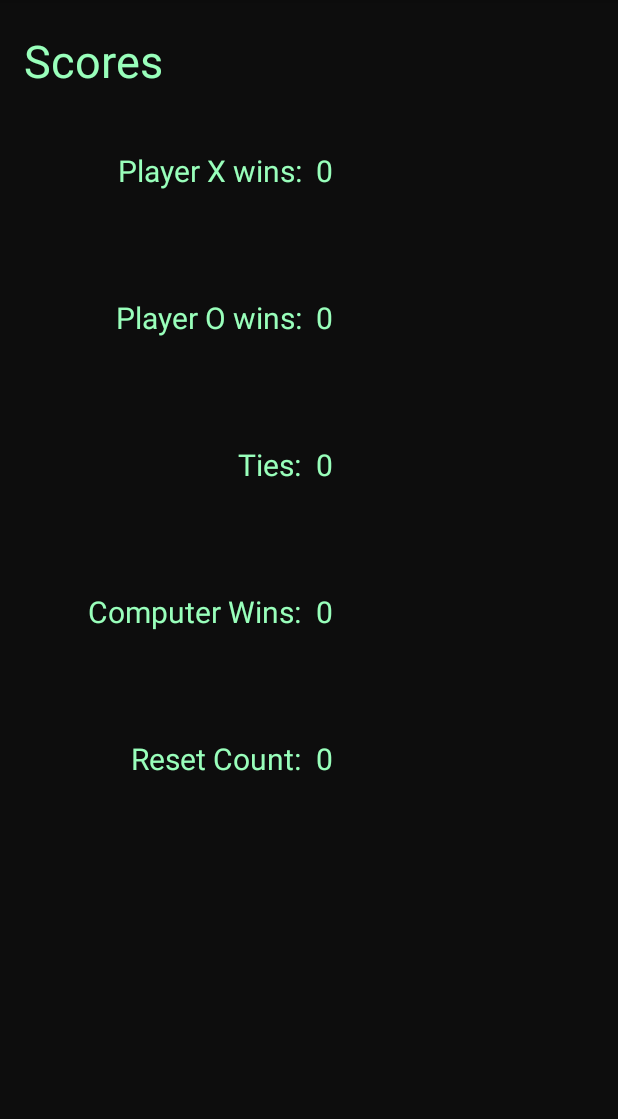
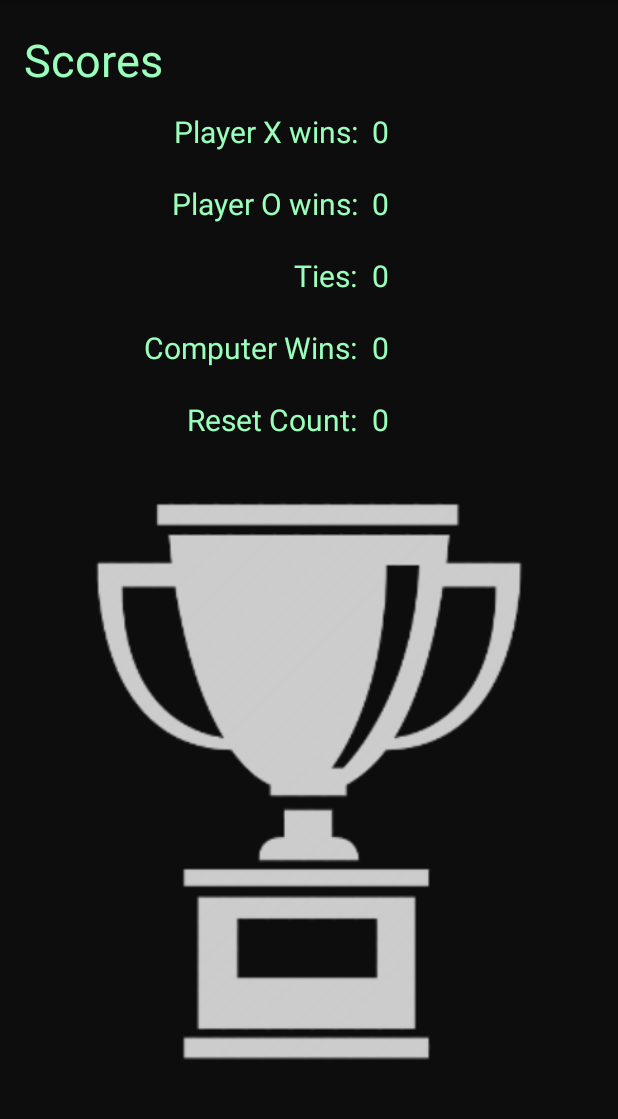
Before and after one commit to lynnsh/android-tictactoe, an Android app: the DisplayScoresActivity screen opened directly, with no data from a screen before it, on a phone screen of 412 x 824 dp, the part 84-1203 px from its top. Run offline under Robolectric (Android 15) with nearby library versions, the light colour scheme and no system bars; 5 statements that could not run were skipped.

Commit message:
Fixed layout of scores activity, port and land, and added image

```diff
--- a/app/src/main/java/android518/tttalenaerika/MainActivity.java
+++ b/app/src/main/java/android518/tttalenaerika/MainActivity.java
@@ -17,7 +17,6 @@ import android.widget.Toast;
  * Class responsible for Tic Tac Toe game logic.
  */
 public class MainActivity extends AppCompatActivity {
-    // CHECK: make toast text centered
 
     private boolean isPlayerTwoHuman = false;
     private ImageView[] views = new ImageView[10];
--- a/app/src/main/res/layout-land/activity_displayscores.xml
+++ b/app/src/main/res/layout-land/activity_displayscores.xml
@@ -1,6 +1,6 @@
 <?xml version="1.0" encoding="utf-8"?>
 <LinearLayout xmlns:android="http://schemas.android.com/apk/res/android"
-    android:orientation="vertical" android:layout_width="match_parent"
+    android:orientation="horizontal" android:layout_width="match_parent"
     android:layout_height="match_parent"
     android:background="@color/colorPrimaryDark"
     android:paddingBottom="@dimen/activity_vertical_margin"
@@ -9,10 +9,11 @@
     android:paddingTop="@dimen/activity_vertical_margin">
 
     <LinearLayout
-        android:layout_width="match_parent"
+        android:layout_width="0dp"
         android:layout_height="match_parent"
         android:orientation="vertical"
-        android:weightSum="15">
+        android:weightSum="15"
+        android:layout_weight="1">
 
         <TextView
             android:layout_width="match_parent"
@@ -159,4 +160,12 @@
         </LinearLayout>
     </LinearLayout>
 
+    <ImageView
+        android:id="@+id/scoresImg"
+        android:layout_width="0dp"
+        android:layout_height="match_parent"
+        android:src="@drawable/trophy"
+        android:layout_weight="1"
+        android:scaleType="fitCenter"/>
+
 </LinearLayout>
--- a/app/src/main/res/layout/activity_displayscores.xml
+++ b/app/src/main/res/layout/activity_displayscores.xml
@@ -27,14 +27,14 @@
         <LinearLayout
             android:layout_width="match_parent"
             android:layout_height="0dp"
-            android:layout_weight="2"
+            android:layout_weight="1"
             android:orientation="horizontal">
 
             <TextView
                 android:id="@+id/txtViewPlayerXTxt"
                 android:layout_width="0dp"
                 android:layout_height="match_parent"
-                android:layout_weight="1"
+                android:layout_weight="3"
                 android:gravity="end|center_vertical"
                 android:text="@string/scoresPlayerX"
                 android:textColor="@color/light"
@@ -45,7 +45,7 @@
                 android:id="@+id/txtViewPlayerXScore"
                 android:layout_width="0dp"
                 android:layout_height="match_parent"
-                android:layout_weight="1"
+                android:layout_weight="2"
                 android:gravity="center_vertical"
                 android:textColor="@color/light"
                 android:textSize="@dimen/font_size_text" />
@@ -54,14 +54,14 @@
         <LinearLayout
             android:layout_width="match_parent"
             android:layout_height="0dp"
-            android:layout_weight="2"
+            android:layout_weight="1"
             android:orientation="horizontal">
 
             <TextView
                 android:id="@+id/txtViewPlayerOTxt"
                 android:layout_width="0dp"
                 android:layout_height="match_parent"
-                android:layout_weight="1"
+                android:layout_weight="3"
                 android:gravity="end|center_vertical"
                 android:text="@string/scoresPlayerO"
                 android:textColor="@color/light"
@@ -72,7 +72,7 @@
                 android:id="@+id/txtViewPlayerOScore"
                 android:layout_width="0dp"
                 android:layout_height="match_parent"
-                android:layout_weight="1"
+                android:layout_weight="2"
                 android:gravity="center_vertical"
                 android:textColor="@color/light"
                 android:textSize="@dimen/font_size_text" />
@@ -81,14 +81,14 @@
         <LinearLayout
             android:layout_width="match_parent"
             android:layout_height="0dp"
-            android:layout_weight="2"
+            android:layout_weight="1"
             android:orientation="horizontal">
 
             <TextView
                 android:id="@+id/txtViewTiesTxt"
                 android:layout_width="0dp"
                 android:layout_height="match_parent"
-                android:layout_weight="1"
+                android:layout_weight="3"
                 android:gravity="end|center_vertical"
                 android:text="@string/scoresTies"
                 android:textColor="@color/light"
@@ -99,7 +99,7 @@
                 android:id="@+id/txtViewTiesScore"
                 android:layout_width="0dp"
                 android:layout_height="match_parent"
-                android:layout_weight="1"
+                android:layout_weight="2"
                 android:gravity="center_vertical"
                 android:textColor="@color/light"
                 android:textSize="@dimen/font_size_text" />
@@ -108,14 +108,14 @@
         <LinearLayout
             android:layout_width="match_parent"
             android:layout_height="0dp"
-            android:layout_weight="2"
+            android:layout_weight="1"
             android:orientation="horizontal">
 
             <TextView
                 android:id="@+id/txtViewCompTxt"
                 android:layout_width="0dp"
                 android:layout_height="match_parent"
-                android:layout_weight="1"
+                android:layout_weight="3"
                 android:gravity="end|center_vertical"
                 android:text="@string/scoresComp"
                 android:textColor="@color/light"
@@ -126,7 +126,7 @@
                 android:id="@+id/txtViewCompScore"
                 android:layout_width="0dp"
                 android:layout_height="match_parent"
-                android:layout_weight="1"
+                android:layout_weight="2"
                 android:gravity="center_vertical"
                 android:textColor="@color/light"
                 android:textSize="@dimen/font_size_text" />
@@ -135,14 +135,14 @@
         <LinearLayout
             android:layout_width="match_parent"
             android:layout_height="0dp"
-            android:layout_weight="2"
+            android:layout_weight="1"
             android:orientation="horizontal">
 
             <TextView
                 android:id="@+id/txtViewResetTxt"
                 android:layout_width="0dp"
                 android:layout_height="match_parent"
-                android:layout_weight="1"
+                android:layout_weight="3"
                 android:gravity="end|center_vertical"
                 android:text="@string/scoresReset"
                 android:textColor="@color/light"
@@ -153,11 +153,20 @@
                 android:id="@+id/txtViewResetScore"
                 android:layout_width="0dp"
                 android:layout_height="match_parent"
-                android:layout_weight="1"
+                android:layout_weight="2"
                 android:gravity="center_vertical"
                 android:textColor="@color/light"
                 android:textSize="@dimen/font_size_text" />
         </LinearLayout>
+
+        <ImageView
+            android:id="@+id/scoresImg"
+            android:layout_width="match_parent"
+            android:layout_height="0dp"
+            android:src="@drawable/trophy"
+            android:layout_weight="9"
+            android:scaleType="fitCenter"
+            android:layout_marginBottom="@dimen/image_bottom_margin"/>
     </LinearLayout>
 
 </LinearLayout>
```
Also changed, not shown: app/src/main/res/drawable/trophy.png (added).
